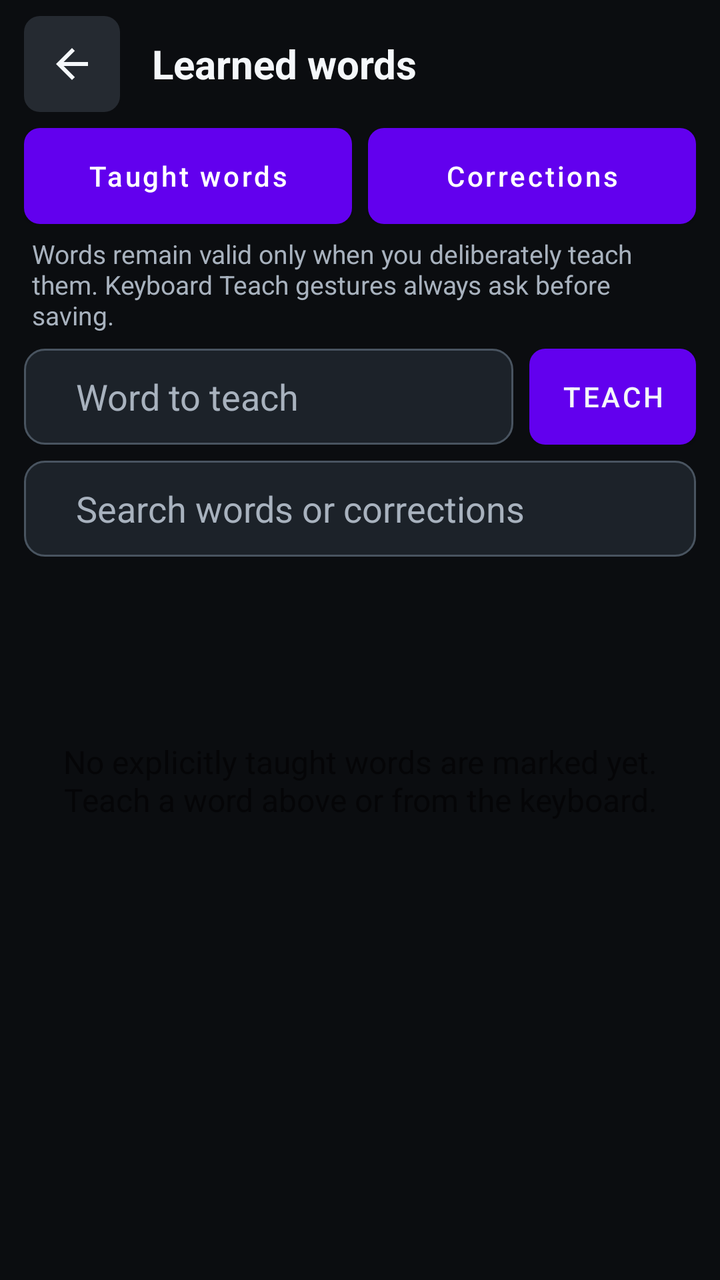
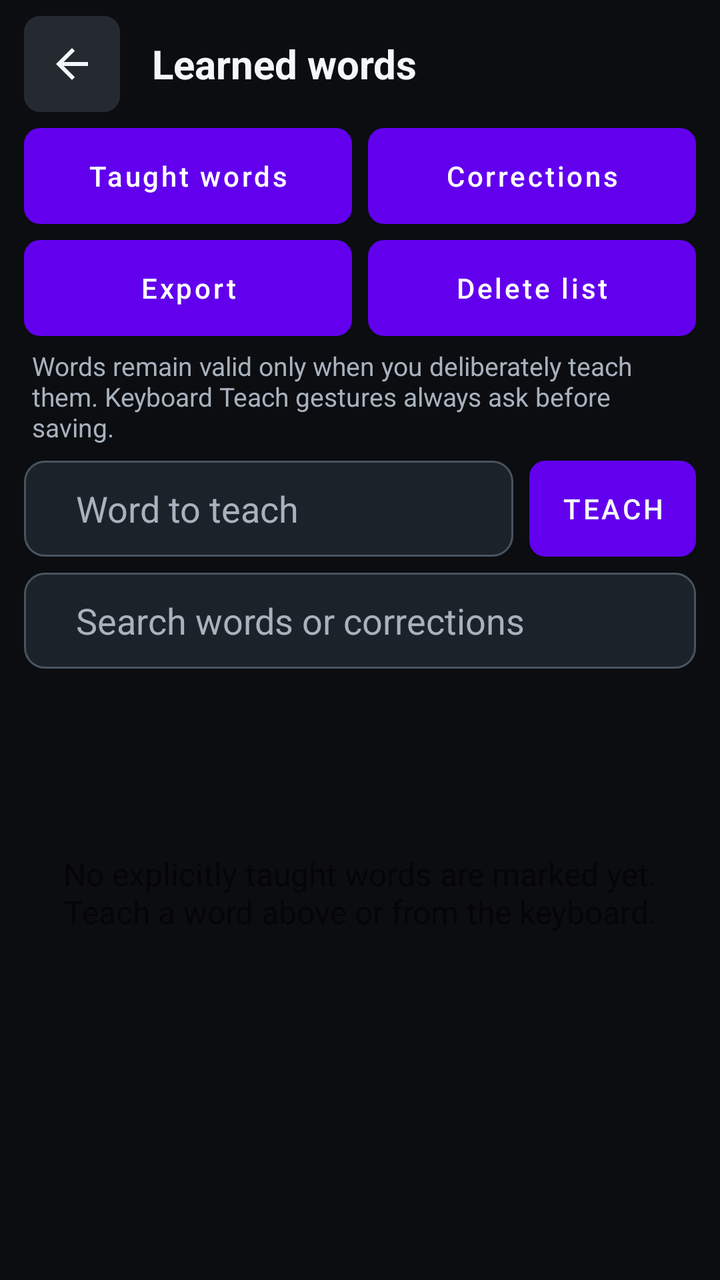

Before-and-after screenshots of an Android layout around one commit, followed by the original layout XML and the change that was made.
<!-- AndroidManifest.xml: fallback theme Theme.MaterialComponents.DayNight.NoActionBar -->
<!-- res/layout/learned_words_activity.xml -->
<?xml version="1.0" encoding="utf-8"?>
<LinearLayout xmlns:android="http://schemas.android.com/apk/res/android"
    android:layout_width="match_parent"
    android:layout_height="match_parent"
    android:background="#0B0D10"
    android:fitsSystemWindows="true"
    android:orientation="vertical"
    android:paddingStart="12dp"
    android:paddingTop="8dp"
    android:paddingEnd="12dp"
    android:paddingBottom="12dp">

  <LinearLayout
      android:layout_width="match_parent"
      android:layout_height="48dp"
      android:gravity="center_vertical"
      android:orientation="horizontal">
    <ImageButton
        android:id="@+id/learned_words_back"
        android:layout_width="48dp"
        android:layout_height="48dp"
        android:background="@drawable/reader_icon_button"
        android:contentDescription="@string/reader_back"
        android:padding="0dp"
        android:scaleType="center"
        android:src="@drawable/ic_reader_back"
        android:tint="#F4F7FA"/>
    <TextView
        android:layout_width="0dp"
        android:layout_height="wrap_content"
        android:layout_marginStart="16dp"
        android:layout_weight="1"
        android:text="@string/learned_words_title"
        android:textColor="#F4F7FA"
        android:textSize="20sp"
        android:textStyle="bold"/>
  </LinearLayout>

  <LinearLayout
      android:layout_width="match_parent"
      android:layout_height="48dp"
      android:layout_marginTop="8dp"
      android:orientation="horizontal">
    <Button
        android:id="@+id/learned_words_taught_tab"
        android:layout_width="0dp"
        android:layout_height="48dp"
        android:layout_marginEnd="4dp"
        android:layout_weight="1"
        android:background="@drawable/reader_icon_button"
        android:text="@string/learned_words_taught_tab"
        android:textAllCaps="false"/>
    <Button
        android:id="@+id/learned_words_corrections_tab"
        android:layout_width="0dp"
        android:layout_height="48dp"
        android:layout_marginStart="4dp"
        android:layout_weight="1"
        android:background="@drawable/reader_icon_button"
        android:text="@string/learned_words_corrections_tab"
        android:textAllCaps="false"/>
  </LinearLayout>

  <TextView
      android:id="@+id/learned_words_scope_explanation"
      android:layout_width="match_parent"
      android:layout_height="wrap_content"
      android:layout_marginTop="6dp"
      android:paddingStart="4dp"
      android:paddingEnd="4dp"
      android:text="@string/learned_words_taught_explanation"
      android:textColor="#A8B2BE"
      android:textSize="13sp"/>

  <LinearLayout
      android:layout_width="match_parent"
      android:layout_height="48dp"
      android:layout_marginTop="8dp"
      android:gravity="center_vertical"
      android:orientation="horizontal">
    <FrameLayout
        android:id="@+id/learned_words_add_container"
        android:layout_width="0dp"
        android:layout_height="48dp"
        android:layout_weight="1"
        android:background="@drawable/launcher_input">
      <EditText
          android:id="@+id/learned_words_add"
          android:layout_width="match_parent"
          android:layout_height="match_parent"
          android:background="@null"
          android:layout_marginStart="12dp"
          android:layout_marginEnd="12dp"
          android:gravity="center_vertical"
          android:hint="@string/learned_words_add_hint"
          android:imeOptions="actionDone|flagNoPersonalizedLearning"
          android:importantForAutofill="no"
          android:inputType="text|textNoSuggestions"
          android:maxLines="1"
          android:singleLine="true"
          android:textColor="#F4F7FA"
          android:textColorHint="#A8B2BE"/>
    </FrameLayout>
    <Button
        android:id="@+id/learned_words_primary_action"
        android:layout_width="wrap_content"
        android:layout_height="48dp"
        android:layout_marginStart="8dp"
        android:background="@drawable/reader_icon_button"
        android:minWidth="80dp"
        android:text="@string/learned_words_add_action"
        android:textColor="#F4F7FA"/>
  </LinearLayout>

  <FrameLayout
      android:id="@+id/learned_words_search_container"
      android:layout_width="match_parent"
      android:layout_height="48dp"
      android:layout_marginTop="8dp"
      android:layout_marginBottom="8dp"
      android:background="@drawable/launcher_input">
    <EditText
        android:id="@+id/learned_words_search"
        android:layout_width="match_parent"
        android:layout_height="match_parent"
        android:background="@null"
        android:layout_marginStart="12dp"
        android:layout_marginEnd="12dp"
        android:gravity="center_vertical"
        android:hint="@string/learned_words_search_hint"
        android:imeOptions="actionDone|flagNoPersonalizedLearning"
        android:importantForAutofill="no"
        android:inputType="text|textNoSuggestions"
        android:maxLines="1"
        android:singleLine="true"
        android:textColor="#F4F7FA"
        android:textColorHint="#A8B2BE"/>
  </FrameLayout>

  <HorizontalScrollView
      android:layout_width="match_parent"
      android:layout_height="48dp"
      android:layout_marginBottom="8dp"
      android:fillViewport="false"
      android:scrollbars="none">
    <LinearLayout
        android:id="@+id/learned_words_length_filters"
        android:layout_width="wrap_content"
        android:layout_height="48dp"
        android:gravity="center_vertical"
        android:orientation="horizontal"/>
  </HorizontalScrollView>

  <TextView
      android:id="@+id/learned_words_message"
      android:layout_width="match_parent"
      android:layout_height="wrap_content"
      android:accessibilityLiveRegion="polite"
      android:gravity="center"
      android:minHeight="96dp"
      android:padding="16dp"
      android:text="@string/learned_words_taught_empty"
      android:textSize="16sp"/>

  <ListView
      android:id="@+id/learned_words_list"
      android:layout_width="match_parent"
      android:layout_height="0dp"
      android:layout_weight="1"
      android:divider="@android:color/transparent"
      android:dividerHeight="8dp"
      android:visibility="gone"/>
</LinearLayout>
<!-- resources referenced by this layout -->
<resources>
  <!-- drawable ic_reader_back (drawable) -->
  <?xml version="1.0" encoding="utf-8"?>
  <vector xmlns:android="http://schemas.android.com/apk/res/android"
      android:width="24dp"
      android:height="24dp"
      android:viewportWidth="24"
      android:viewportHeight="24">
    <path
        android:fillColor="#000000"
        android:pathData="M20,11H7.83l5.59,-5.59L12,4l-8,8 8,8 1.42,-1.41L7.83,13H20v-2z"/>
  </vector>
  <!-- drawable launcher_input (drawable) -->
  <?xml version="1.0" encoding="utf-8"?>
  <shape xmlns:android="http://schemas.android.com/apk/res/android" android:shape="rectangle">
    <solid android:color="#1C2229"/>
    <stroke android:width="1dp" android:color="#495460"/>
    <corners android:radius="10dp"/>
    <padding android:left="14dp" android:top="10dp" android:right="14dp" android:bottom="10dp"/>
  </shape>
  <!-- drawable reader_icon_button (drawable) -->
  <?xml version="1.0" encoding="utf-8"?>
  <ripple xmlns:android="http://schemas.android.com/apk/res/android"
      android:color="#33FFFFFF">
    <item>
      <shape android:shape="rectangle">
        <solid android:color="#252A31"/>
        <corners android:radius="8dp"/>
      </shape>
    </item>
  </ripple>
  <string name="learned_words_add_action">Teach</string>
  <string name="learned_words_add_hint">Word to teach</string>
  <string name="learned_words_corrections_tab">Corrections</string>
  <string name="learned_words_search_hint">Search words or corrections</string>
  <string name="learned_words_taught_empty">No explicitly taught words are marked yet. Teach a word above or from the keyboard.</string>
  <string name="learned_words_taught_explanation">Words remain valid only when you deliberately teach them. Keyboard Teach gestures always ask before saving.</string>
  <string name="learned_words_taught_tab">Taught words</string>
  <string name="learned_words_title">Learned words</string>
  <string name="reader_back">Back</string>
</resources>

<!-- the commit's change to res/layout/learned_words_activity.xml (unified diff, before → after) -->
@@ -58,6 +58,31 @@
         android:layout_weight="1"
         android:background="@drawable/reader_icon_button"
         android:text="@string/learned_words_corrections_tab"
+        android:textAllCaps="false"/>
+  </LinearLayout>
+
+  <LinearLayout
+      android:layout_width="match_parent"
+      android:layout_height="48dp"
+      android:layout_marginTop="8dp"
+      android:orientation="horizontal">
+    <Button
+        android:id="@+id/learned_words_export"
+        android:layout_width="0dp"
+        android:layout_height="48dp"
+        android:layout_marginEnd="4dp"
+        android:layout_weight="1"
+        android:background="@drawable/reader_icon_button"
+        android:text="@string/learned_words_export"
+        android:textAllCaps="false"/>
+    <Button
+        android:id="@+id/learned_words_delete_list"
+        android:layout_width="0dp"
+        android:layout_height="48dp"
+        android:layout_marginStart="4dp"
+        android:layout_weight="1"
+        android:background="@drawable/reader_icon_button"
+        android:text="@string/learned_words_delete_list"
         android:textAllCaps="false"/>
   </LinearLayout>
 
<!-- resource entries referenced after the edit -->
@@ -33,6 +33,8 @@
   <string name="learned_words_add_action">Teach</string>
   <string name="learned_words_add_hint">Word to teach</string>
   <string name="learned_words_corrections_tab">Corrections</string>
+  <string name="learned_words_delete_list">Delete list</string>
+  <string name="learned_words_export">Export</string>
   <string name="learned_words_search_hint">Search words or corrections</string>
   <string name="learned_words_taught_empty">No explicitly taught words are marked yet. Teach a word above or from the keyboard.</string>
   <string name="learned_words_taught_explanation">Words remain valid only when you deliberately teach them. Keyboard Teach gestures always ask before saving.</string>
